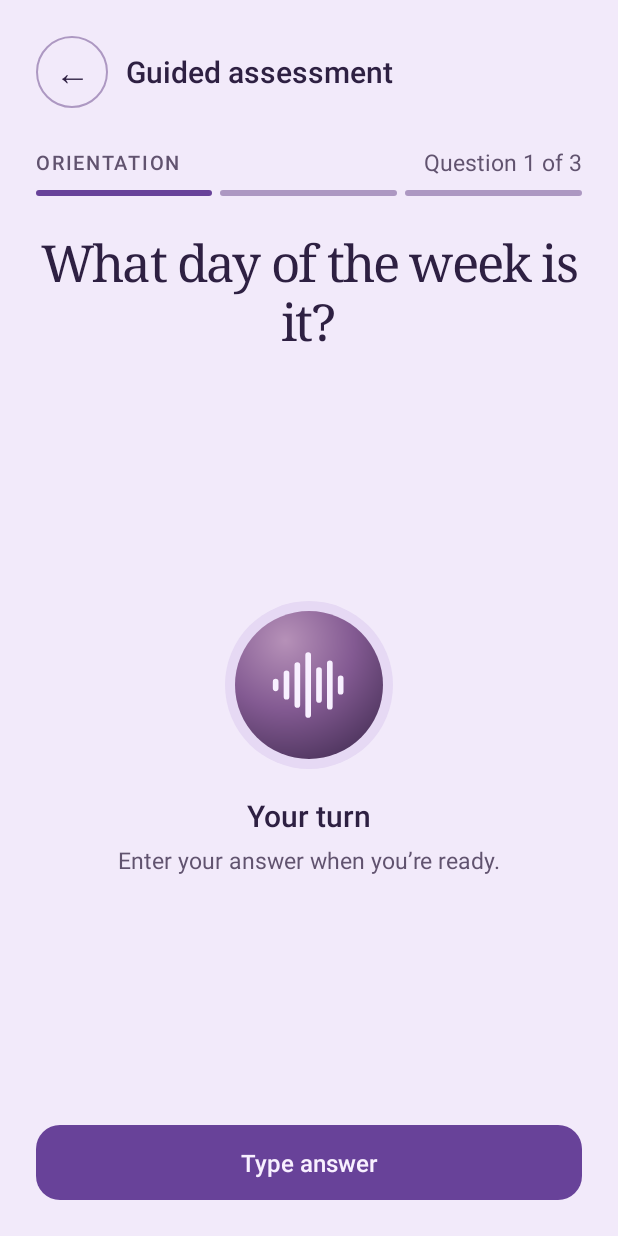
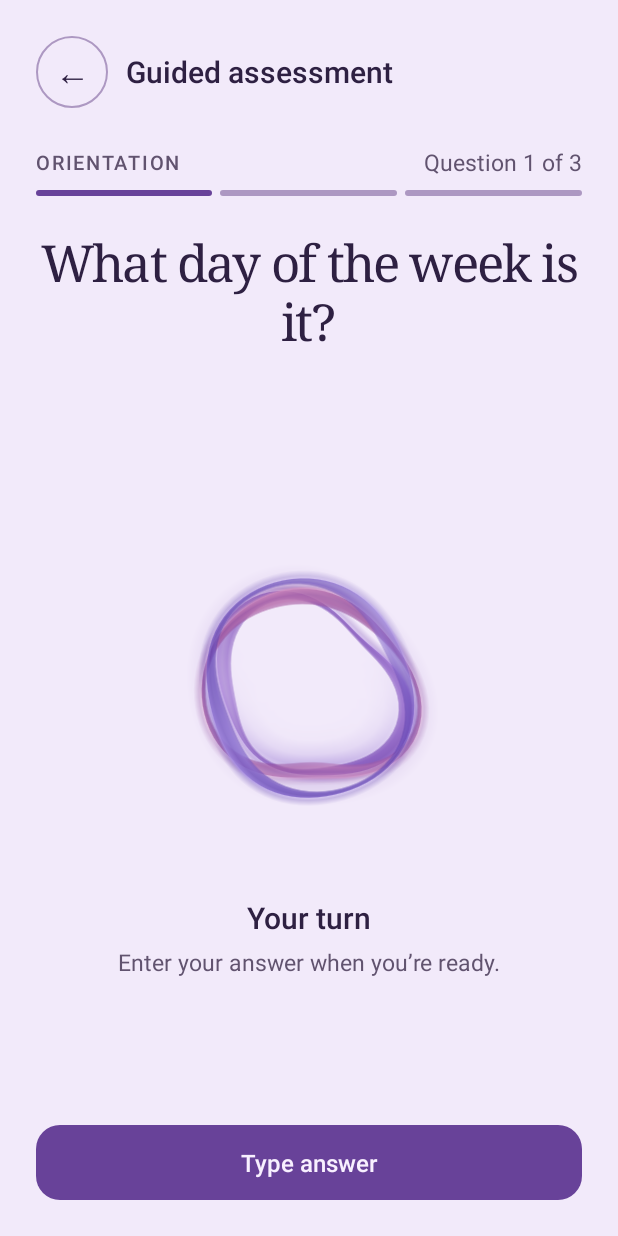
Before and after one commit to Emanuel-Nicholas-Manguera/neurolingua, an Android app: the screen it shows after launch (MainActivity), after a tap on "Start Test", on a phone screen of 412 x 824 dp. Run offline under Robolectric (Android 15) with nearby library versions, the phone set to English and light mode, and no system bars.

Commit message:
feat: animate the open spiral on the exam screen
Draw three translucent ribbons around the current theme surface. Keep a four-second idle turn across questions and suspend frame requests when the view is hidden or system animations are off.

```diff
--- /dev/null
+++ b/app/src/main/java/app/neurolingua/mobile/ExamSpiralView.java
@@ -0,0 +1,45 @@
+package app.neurolingua.mobile;
+
+import android.animation.ValueAnimator;
+import android.content.Context;
+import android.graphics.Canvas;
+import android.util.AttributeSet;
+import android.view.View;
+
+/** The exam's decorative spiral. The adjacent text describes the current turn. */
+public final class ExamSpiralView extends View {
+    private static final double IDLE_TURN_MS = 4000;
+    private final SpiralRenderer renderer;
+    private boolean visible;
+    private long lastFrameMs;
+    private double phase;
+
+    public ExamSpiralView(Context context, AttributeSet attrs) {
+        super(context, attrs);
+        renderer = new SpiralRenderer(context);
+    }
+
+    @Override public void onVisibilityAggregated(boolean isVisible) {
+        super.onVisibilityAggregated(isVisible);
+        visible = isVisible;
+        lastFrameMs = 0;
+        if (isVisible) invalidate();
+    }
+
+    @Override protected void onDraw(Canvas canvas) {
+        super.onDraw(canvas);
+        if (visible && ValueAnimator.areAnimatorsEnabled()) {
+            long now = getDrawingTime();
+            if (lastFrameMs != 0) {
+                long elapsed = Math.min(64, Math.max(0, now - lastFrameMs));
+                phase = (phase + SpiralRenderer.FULL_TURN * elapsed / IDLE_TURN_MS)
+                        % SpiralRenderer.FULL_TURN;
+            }
+            lastFrameMs = now;
+            postInvalidateOnAnimation();
+        } else {
+            lastFrameMs = 0;
+        }
+        renderer.draw(canvas, getWidth(), getHeight(), phase);
+    }
+}
--- a/app/src/main/java/app/neurolingua/mobile/MainActivity.java
+++ b/app/src/main/java/app/neurolingua/mobile/MainActivity.java
@@ -155,7 +155,7 @@ public final class MainActivity extends Activity {
             findViewById(R.id.home).setOnClickListener(v -> showHome());
             return;
         }
-        screen("exam", R.layout.screen_exam);
+        if (root.findViewById(R.id.exam_spiral) == null) screen("exam", R.layout.screen_exam);
         findViewById(R.id.home).setOnClickListener(v -> showHome());
         showProgress(item.position() + 1, session.items().size());
         TextView prompt = findViewById(R.id.prompt);
@@ -167,6 +167,7 @@ public final class MainActivity extends Activity {
         TextView number = findViewById(R.id.question_number);
         number.setText(getString(R.string.progress_text, currentQuestion, questionCount));
         LinearLayout track = findViewById(R.id.progress);
+        track.removeAllViews();
         int gap = Math.round(5 * getResources().getDisplayMetrics().density);
         for (int i = 0; i < questionCount; i++) {
             GradientDrawable fill = new GradientDrawable();
@@ -191,9 +192,9 @@ public final class MainActivity extends Activity {
         status.setText(review ? R.string.captured : R.string.ready);
         hint.setText(review ? R.string.check_typed : R.string.type_hint);
         secondary.setVisibility(review ? View.VISIBLE : View.GONE);
+        transcript.setVisibility(review ? View.VISIBLE : View.GONE);
+        transcript.setText(item.answer());
         if (review) {
-            transcript.setVisibility(View.VISIBLE);
-            transcript.setText(item.answer());
             secondary.setText(R.string.edit_answer);
             secondary.setOnClickListener(v -> editAnswer(item, item.answer()));
             boolean last = item.position() + 1 == session.items().size();
--- /dev/null
+++ b/app/src/main/java/app/neurolingua/mobile/SpiralRenderer.java
@@ -0,0 +1,124 @@
+package app.neurolingua.mobile;
+
+import android.content.Context;
+import android.graphics.Bitmap;
+import android.graphics.Canvas;
+import android.graphics.Color;
+
+/** Draws three folded ribbons around an open center in normalized coordinates. */
+final class SpiralRenderer {
+    static final double FULL_TURN = 2 * Math.PI;
+    private static final int SLICES = 80;
+    private static final int COLUMNS = SLICES + 1;
+    private static final double[] RIBBON_OFFSETS = {-.041, .013, .039};
+
+    private final int[] shadows;
+    private final int[] highlights;
+    private final int reflection;
+    private final Bitmap white = Bitmap.createBitmap(1, 1, Bitmap.Config.ARGB_8888);
+    private final double[] angles = new double[COLUMNS];
+    private final float[] unitX = new float[COLUMNS];
+    private final float[] unitY = new float[COLUMNS];
+    private final double[] outline = new double[COLUMNS];
+
+    // A column samples one angle. Rows step from the inside of a fold to its outer glow.
+    // Soft, transparent edge rows give the mesh a smooth silhouette on both backgrounds.
+    private final float[] vertices = new float[2 * 10 * COLUMNS];
+    private final int[] colors = new int[10 * COLUMNS];
+
+    SpiralRenderer(Context context) {
+        shadows = new int[] {context.getColor(R.color.spiral_violet),
+                context.getColor(R.color.spiral_rose), context.getColor(R.color.spiral_iris)};
+        highlights = new int[] {context.getColor(R.color.spiral_violet_light),
+                context.getColor(R.color.spiral_rose_light), context.getColor(R.color.spiral_iris_light)};
+        reflection = context.getColor(R.color.spiral_reflection);
+        white.eraseColor(Color.WHITE);
+        for (int column = 0; column <= SLICES; column++) {
+            double angle = FULL_TURN * (column % SLICES) / SLICES;
+            angles[column] = angle;
+            unitX[column] = (float) Math.cos(angle);
+            unitY[column] = (float) Math.sin(angle);
+        }
+    }
+
+    void draw(Canvas canvas, int width, int height, double phase) {
+        float scale = Math.min(width, height) / 2f;
+        int save = canvas.save();
+        canvas.translate(width / 2f, height / 2f);
+        canvas.scale(scale, scale);
+        canvas.translate((float) (.027 * Math.sin(phase)), (float) (.021 * Math.cos(phase)));
+
+        double radius = .535 + .020 * Math.sin(phase);
+        double lowerAngle = 1.52 + .22 * Math.sin(phase);
+        for (int column = 0; column < COLUMNS; column++) {
+            double angle = angles[column];
+            double edge = radius + .040 * Math.sin(2 * angle - phase + .25)
+                    + .022 * Math.cos(3 * angle + phase - .9) + .009 * Math.sin(4 * angle - phase - .4);
+            outline[column] = edge;
+            double lower = .5 + .5 * Math.cos(angle - lowerAngle);
+            double light = lower * lower * lower;
+            vertex(0, column, .36 * edge, reflection, 0);
+            vertex(1, column, .55 * edge, reflection, .025 * light);
+            vertex(2, column, .70 * edge, reflection, .17 * light);
+            vertex(3, column, .81 * edge, reflection, .43 * light);
+            vertex(4, column, .92 * edge, reflection, .27 * light);
+            vertex(5, column, .98 * edge, highlights[0], .25 * light);
+            vertex(6, column, edge, shadows[0], .14);
+            vertex(7, column, edge + .040, shadows[0], .10);
+            vertex(8, column, edge + .075, shadows[0], .045);
+            vertex(9, column, edge + .13, shadows[0], 0);
+        }
+        drawStrip(canvas, 9);
+        for (int ribbon = 0; ribbon < RIBBON_OFFSETS.length; ribbon++) {
+            drawRibbon(canvas, phase, ribbon);
+        }
+        canvas.restoreToCount(save);
+    }
+
+    private void drawRibbon(Canvas canvas, double phase, int ribbon) {
+        double shift = phase + ribbon * 2.10;
+        int shadow = shadows[ribbon];
+        int highlight = highlights[ribbon];
+        for (int column = 0; column < COLUMNS; column++) {
+            double angle = angles[column];
+            double outer = outline[column] + RIBBON_OFFSETS[ribbon]
+                    + .033 * Math.sin(2 * angle + shift) + .015 * Math.cos(3 * angle - shift);
+            double roll = .5 + .5 * Math.sin(2 * angle - shift + .57);
+            double width = .017 + .060 * Math.pow(roll, 1.15);
+            double inner = outer - width;
+            double facing = .27 + .73 * (.5 + .5 * Math.cos(angle + shift - .2));
+            double glint = .5 + .5 * Math.cos(2 * angle - shift - .4 * ribbon);
+            glint = glint * glint * glint;
+            int satin = mix(shadow, highlight, .35 + .4 * glint);
+            int body = mix(shadow, highlight, .16 + .4 * glint);
+            int rim = mix(shadow, highlight, .50 + .35 * glint);
+
+            vertex(0, column, inner - .009, shadow, 0);
+            vertex(1, column, inner, body, .42 + .22 * facing);
+            vertex(2, column, inner + .24 * width, satin, .63 + .24 * facing);
+            vertex(3, column, inner + .62 * width, body, .44 + .39 * facing);
+            vertex(4, column, outer - .003, rim, .65 + .26 * facing);
+            vertex(5, column, outer + .003, highlight, (.37 + .52 * glint) * (.65 + .35 * facing));
+            vertex(6, column, outer + .015, shadow, .14 + .13 * facing);
+            vertex(7, column, outer + .045, shadow, 0);
+        }
+        drawStrip(canvas, 7);
+    }
+
+    private void vertex(int row, int column, double radius, int rgb, double opacity) {
+        int i = row * COLUMNS + column;
+        vertices[2 * i] = (float) radius * unitX[column];
+        vertices[2 * i + 1] = (float) radius * unitY[column];
+        colors[i] = (rgb & 0x00ffffff) | ((int) (255 * opacity + .5) << 24);
+    }
+
+    private void drawStrip(Canvas canvas, int rows) {
+        canvas.drawBitmapMesh(white, SLICES, rows, vertices, 0, colors, 0, null);
+    }
+
+    private static int mix(int from, int to, double amount) {
+        return Color.rgb((int) (Color.red(from) + amount * (Color.red(to) - Color.red(from))),
+                (int) (Color.green(from) + amount * (Color.green(to) - Color.green(from))),
+                (int) (Color.blue(from) + amount * (Color.blue(to) - Color.blue(from))));
+    }
+}
--- a/app/src/main/res/drawable/orb.xml
+++ /dev/null
@@ -1,8 +0,0 @@
-<layer-list xmlns:android="http://schemas.android.com/apk/res/android">
-    <item><shape android:shape="oval"><solid android:color="@color/lilac"/></shape></item>
-    <item android:top="7dp" android:bottom="7dp" android:left="7dp" android:right="7dp">
-        <shape android:shape="oval"><gradient android:type="radial" android:centerX="0.34" android:centerY="0.20"
-            android:gradientRadius="92dp" android:startColor="#B691B8" android:centerColor="#835A92" android:endColor="#462F56"/></shape>
-    </item>
-    <item android:drawable="@drawable/wave_light" android:gravity="center" android:width="53dp" android:height="53dp"/>
-</layer-list>
--- a/app/src/main/res/drawable/wave_light.xml
+++ /dev/null
@@ -1,4 +0,0 @@
-<vector xmlns:android="http://schemas.android.com/apk/res/android" android:width="48dp" android:height="48dp" android:viewportWidth="48" android:viewportHeight="48">
-    <path android:strokeColor="@color/cream" android:strokeWidth="3.4" android:strokeLineCap="round"
-        android:pathData="M4,22v4 M10.5,17v14 M17,12v24 M23.5,6v36 M30,15v18 M36.5,11v26 M43,20v8"/>
-</vector>
--- a/app/src/main/res/layout/screen_exam.xml
+++ b/app/src/main/res/layout/screen_exam.xml
@@ -17,8 +17,9 @@
         <TextView style="@style/Label.Heading" android:id="@+id/prompt" android:layout_width="match_parent"
             android:layout_marginTop="26dp" android:gravity="center" android:textSize="34sp"/>
         <Space android:layout_width="1dp" android:layout_height="18dp" android:layout_weight="1"/>
-        <View android:layout_width="112dp" android:layout_height="112dp" android:layout_gravity="center_horizontal"
-            android:importantForAccessibility="no" android:background="@drawable/orb"/>
+        <app.neurolingua.mobile.ExamSpiralView android:id="@+id/exam_spiral"
+            android:layout_width="match_parent" android:layout_height="248dp"
+            android:importantForAccessibility="no"/>
         <TextView style="@style/Label.Subhead" android:id="@+id/turn_status" android:layout_width="match_parent"
             android:accessibilityLiveRegion="polite" android:gravity="center" android:layout_marginTop="17dp"/>
         <TextView style="@style/Label.Muted" android:id="@+id/turn_hint" android:layout_width="match_parent"
--- a/app/src/main/res/values-night/theme.xml
+++ b/app/src/main/res/values-night/theme.xml
@@ -12,6 +12,13 @@
     <color name="hero_end">#745098</color>
     <color name="control_highlight">#33D3B3F5</color>
     <color name="primary_highlight">#2630203F</color>
+    <color name="spiral_violet">#6C3EC3</color>
+    <color name="spiral_violet_light">#B999FF</color>
+    <color name="spiral_rose">#87419B</color>
+    <color name="spiral_rose_light">#F5B3DE</color>
+    <color name="spiral_iris">#5C40C1</color>
+    <color name="spiral_iris_light">#C7ACFF</color>
+    <color name="spiral_reflection">#7754E8</color>
     <color name="legacy_navigation_bar">@color/paper</color>
     <bool name="light_system_bars">false</bool>
 </resources>
--- a/app/src/main/res/values/theme.xml
+++ b/app/src/main/res/values/theme.xml
@@ -13,6 +13,13 @@
     <color name="hero_end">#704998</color>
     <color name="control_highlight">#26684299</color>
     <color name="primary_highlight">#33F8F0FF</color>
+    <color name="spiral_violet">#6835A7</color>
+    <color name="spiral_violet_light">#AA82DC</color>
+    <color name="spiral_rose">#883E92</color>
+    <color name="spiral_rose_light">#CC86BB</color>
+    <color name="spiral_iris">#5233A8</color>
+    <color name="spiral_iris_light">#A288DF</color>
+    <color name="spiral_reflection">#8864CC</color>
     <color name="legacy_navigation_bar">@color/ink</color>
     <bool name="light_system_bars">true</bool>
 
```
